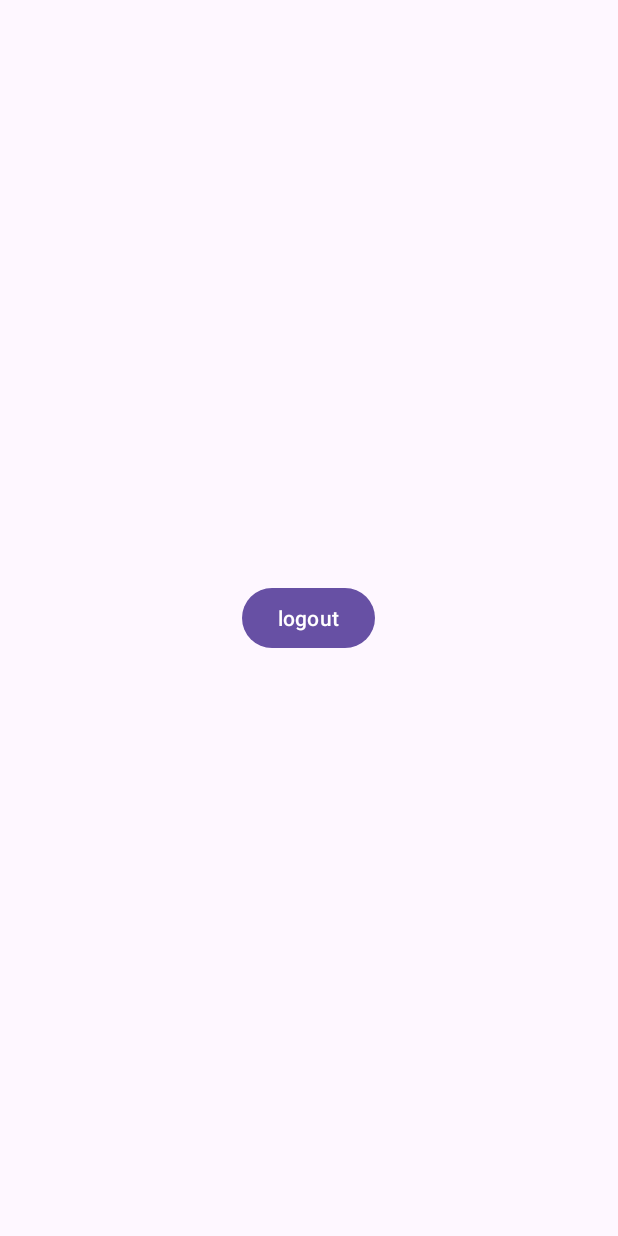
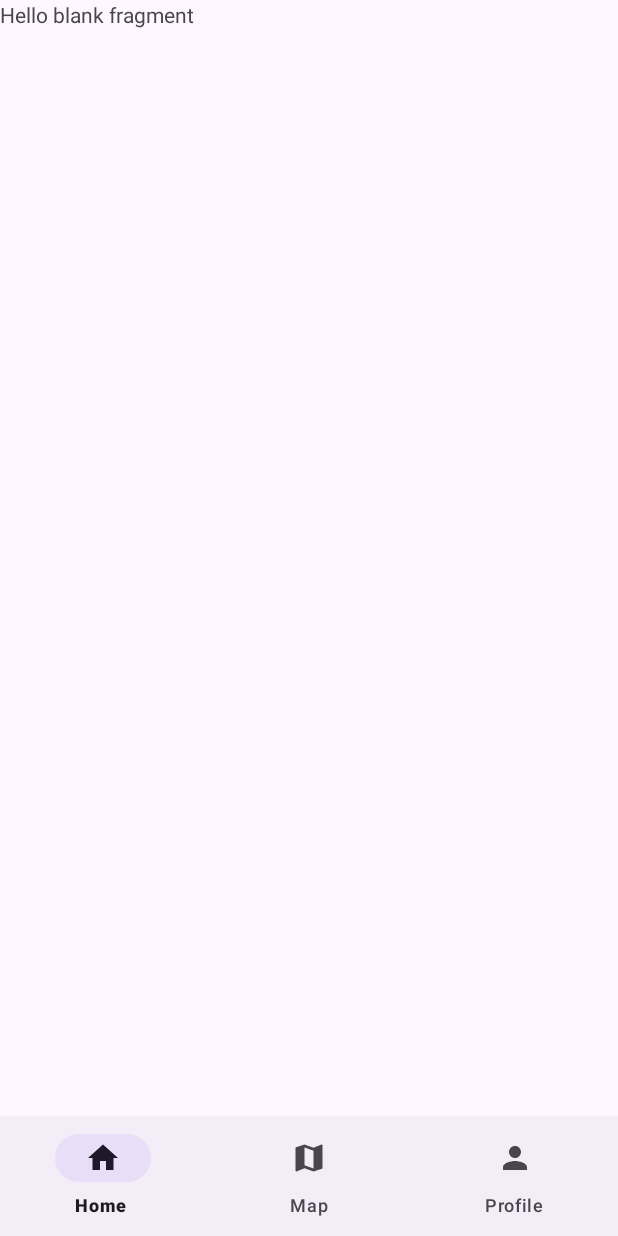
Before and after one commit to Jiutong666/MobileAPP, an Android app: the MainActivity screen opened directly, with no data from a screen before it, on a phone screen of 412 x 824 dp. Run offline under Robolectric (Android 15) with nearby library versions, the phone set to English and light mode, and no system bars.

Commit message:
nav menu/home/map/profile

```diff
--- /dev/null
+++ b/app/src/main/java/com/example/mobileass2/HomeFragment.java
@@ -0,0 +1,64 @@
+package com.example.mobileass2;
+
+import android.os.Bundle;
+
+import androidx.fragment.app.Fragment;
+
+import android.view.LayoutInflater;
+import android.view.View;
+import android.view.ViewGroup;
+
+/**
+ * A simple {@link Fragment} subclass.
+ * Use the {@link HomeFragment#newInstance} factory method to
+ * create an instance of this fragment.
+ */
+public class HomeFragment extends Fragment {
+
+    // TODO: Rename parameter arguments, choose names that match
+    // the fragment initialization parameters, e.g. ARG_ITEM_NUMBER
+    private static final String ARG_PARAM1 = "param1";
+    private static final String ARG_PARAM2 = "param2";
+
+    // TODO: Rename and change types of parameters
+    private String mParam1;
+    private String mParam2;
+
+    public HomeFragment() {
+        // Required empty public constructor
+    }
+
+    /**
+     * Use this factory method to create a new instance of
+     * this fragment using the provided parameters.
+     *
+     * @param param1 Parameter 1.
+     * @param param2 Parameter 2.
+     * @return A new instance of fragment HomeFragment.
+     */
+    // TODO: Rename and change types and number of parameters
+    public static HomeFragment newInstance(String param1, String param2) {
+        HomeFragment fragment = new HomeFragment();
+        Bundle args = new Bundle();
+        args.putString(ARG_PARAM1, param1);
+        args.putString(ARG_PARAM2, param2);
+        fragment.setArguments(args);
+        return fragment;
+    }
+
+    @Override
+    public void onCreate(Bundle savedInstanceState) {
+        super.onCreate(savedInstanceState);
+        if (getArguments() != null) {
+            mParam1 = getArguments().getString(ARG_PARAM1);
+            mParam2 = getArguments().getString(ARG_PARAM2);
+        }
+    }
+
+    @Override
+    public View onCreateView(LayoutInflater inflater, ViewGroup container,
+                             Bundle savedInstanceState) {
+        // Inflate the layout for this fragment
+        return inflater.inflate(R.layout.fragment_home, container, false);
+    }
+}
--- a/app/src/main/java/com/example/mobileass2/LoginActivity.java
+++ b/app/src/main/java/com/example/mobileass2/LoginActivity.java
@@ -18,7 +18,7 @@ import com.google.android.gms.tasks.Task;
 import com.google.firebase.auth.AuthResult;
 import com.google.firebase.auth.FirebaseAuth;
 import com.google.firebase.auth.FirebaseUser;
-//login
+
 public class LoginActivity extends AppCompatActivity {
     public Button btnLogin;
     public TextView registerUser;
--- a/app/src/main/java/com/example/mobileass2/MainActivity.java
+++ b/app/src/main/java/com/example/mobileass2/MainActivity.java
@@ -5,23 +5,46 @@ import android.os.Bundle;
 import android.view.View;
 import android.widget.Button;
 
+
+
 import androidx.annotation.Nullable;
 import androidx.appcompat.app.AppCompatActivity;
+import androidx.fragment.app.Fragment;
+import androidx.fragment.app.FragmentManager;
+import androidx.fragment.app.FragmentTransaction;
+
+import com.example.mobileass2.databinding.ActivityMainBinding;
 
 public class MainActivity extends AppCompatActivity {
+    ActivityMainBinding binding;
     @Override
     protected void onCreate(@Nullable Bundle savedInstanceState) {
         super.onCreate(savedInstanceState);
-        setContentView(R.layout.activity_main);
-        Button logOut = findViewById(R.id.logout);
-        logOut.setOnClickListener(new View.OnClickListener() {
-            @Override
-            public void onClick(View view) {
-                Intent intent =new Intent();
-                intent.setClass(MainActivity.this,LoginActivity.class);
-                startActivity(intent );
+        binding=ActivityMainBinding.inflate(getLayoutInflater());
+        setContentView(binding.getRoot());
+        replaceFragment(new HomeFragment());
+
+        binding.bottomNavigationView.setOnItemSelectedListener(item -> {int id = item.getItemId();
+            if (id == R.id.home) {
+                replaceFragment(new HomeFragment());
+            } else if (id == R.id.map) {
+                replaceFragment(new MapsFragment());
+            } else if (id == R.id.profile) {
+                replaceFragment(new ProfileFragment());
             }
+
+            return true;
         });
+
+
+
+
+    }
+    private void replaceFragment (Fragment fragment){
+        FragmentManager fragmentManager = getSupportFragmentManager();
+        FragmentTransaction fragmentTransaction = fragmentManager.beginTransaction();
+        fragmentTransaction.replace(R.id.frameLayout,fragment);
+        fragmentTransaction.commit();
 
     }
 
--- /dev/null
+++ b/app/src/main/res/drawable/baseline_home_24.xml
@@ -0,0 +1,5 @@
+<vector android:height="24dp" android:tint="#000000"
+    android:viewportHeight="24" android:viewportWidth="24"
+    android:width="24dp" xmlns:android="http://schemas.android.com/apk/res/android">
+    <path android:fillColor="@android:color/white" android:pathData="M10,20v-6h4v6h5v-8h3L12,3 2,12h3v8z"/>
+</vector>
--- /dev/null
+++ b/app/src/main/res/drawable/baseline_map_24.xml
@@ -0,0 +1,5 @@
+<vector android:height="24dp" android:tint="#000000"
+    android:viewportHeight="24" android:viewportWidth="24"
+    android:width="24dp" xmlns:android="http://schemas.android.com/apk/res/android">
+    <path android:fillColor="@android:color/white" android:pathData="M20.5,3l-0.16,0.03L15,5.1 9,3 3.36,4.9c-0.21,0.07 -0.36,0.25 -0.36,0.48V20.5c0,0.28 0.22,0.5 0.5,0.5l0.16,-0.03L9,18.9l6,2.1 5.64,-1.9c0.21,-0.07 0.36,-0.25 0.36,-0.48V3.5c0,-0.28 -0.22,-0.5 -0.5,-0.5zM15,19l-6,-2.11V5l6,2.11V19z"/>
+</vector>
--- /dev/null
+++ b/app/src/main/res/drawable/baseline_person_24.xml
@@ -0,0 +1,5 @@
+<vector android:height="24dp" android:tint="#000000"
+    android:viewportHeight="24" android:viewportWidth="24"
+    android:width="24dp" xmlns:android="http://schemas.android.com/apk/res/android">
+    <path android:fillColor="@android:color/white" android:pathData="M12,12c2.21,0 4,-1.79 4,-4s-1.79,-4 -4,-4 -4,1.79 -4,4 1.79,4 4,4zM12,14c-2.67,0 -8,1.34 -8,4v2h16v-2c0,-2.66 -5.33,-4 -8,-4z"/>
+</vector>
--- a/app/src/main/res/layout/activity_main.xml
+++ b/app/src/main/res/layout/activity_main.xml
@@ -1,17 +1,29 @@
 <?xml version="1.0" encoding="utf-8"?>
-<LinearLayout xmlns:android="http://schemas.android.com/apk/res/android"
+<androidx.constraintlayout.widget.ConstraintLayout xmlns:android="http://schemas.android.com/apk/res/android"
+    xmlns:app="http://schemas.android.com/apk/res-auto"
+    xmlns:tools="http://schemas.android.com/tools"
     android:layout_width="match_parent"
-    android:layout_height="match_parent"
-    android:gravity="center"
-    android:orientation="vertical">
+    android:layout_height="match_parent">
 
+    <FrameLayout
+        android:id="@+id/frameLayout"
+        android:layout_width="0dp"
+        android:layout_height="0dp"
+        app:layout_constraintBottom_toTopOf="@+id/bottomNavigationView"
+        app:layout_constraintEnd_toEndOf="parent"
 
-    <Button
-        android:id="@+id/logout"
-        android:layout_width="wrap_content"
+        app:layout_constraintStart_toStartOf="parent"
+        app:layout_constraintTop_toTopOf="parent">
+
+    </FrameLayout>
+
+    <com.google.android.material.bottomnavigation.BottomNavigationView
+        android:id="@+id/bottomNavigationView"
+        android:layout_width="match_parent"
         android:layout_height="wrap_content"
-        android:text="logout" />
+        app:layout_constraintBottom_toBottomOf="parent"
+        app:layout_constraintEnd_toEndOf="parent"
+        app:menu="@menu/nav_menu">
 
-
-
-</LinearLayout>
+    </com.google.android.material.bottomnavigation.BottomNavigationView>
+</androidx.constraintlayout.widget.ConstraintLayout>
--- /dev/null
+++ b/app/src/main/res/layout/fragment_home.xml
@@ -0,0 +1,14 @@
+<?xml version="1.0" encoding="utf-8"?>
+<FrameLayout xmlns:android="http://schemas.android.com/apk/res/android"
+    xmlns:tools="http://schemas.android.com/tools"
+    android:layout_width="match_parent"
+    android:layout_height="match_parent"
+    tools:context=".HomeFragment">
+
+    <!-- TODO: Update blank fragment layout -->
+    <TextView
+        android:layout_width="match_parent"
+        android:layout_height="match_parent"
+        android:text="@string/hello_blank_fragment" />
+
+</FrameLayout>
--- /dev/null
+++ b/app/src/main/res/menu/nav_menu.xml
@@ -0,0 +1,14 @@
+<?xml version="1.0" encoding="utf-8"?>
+<menu xmlns:android="http://schemas.android.com/apk/res/android">
+
+    <item android:title="Home "
+        android:icon="@drawable/baseline_home_24"
+        android:id="@+id/home"/>
+    <item android:title="Map"
+        android:icon="@drawable/baseline_map_24"
+        android:id="@+id/map"/>
+    <item android:title="Profile"
+        android:icon="@drawable/baseline_person_24"
+        android:id="@+id/profile"/>
+
+</menu>
--- a/app/src/main/res/values/strings.xml
+++ b/app/src/main/res/values/strings.xml
@@ -1,3 +1,5 @@
 <resources>
     <string name="app_name">Mobile Ass2</string>
+    <!-- TODO: Remove or change this placeholder text -->
+    <string name="hello_blank_fragment">Hello blank fragment</string>
 </resources>
--- a/build.gradle
+++ b/build.gradle
@@ -7,4 +7,5 @@ buildscript {
 plugins {
     id 'com.android.application' version '8.0.2' apply false
     id 'com.android.library' version '8.0.2' apply false
+    id 'com.google.android.libraries.mapsplatform.secrets-gradle-plugin' version '2.0.1' apply false
 }
```
Also changed, not shown: app/build.gradle (+8 -1 lines), app/src/main/AndroidManifest.xml (+21 -4 lines), app/src/main/java/com/example/mobileass2/MapsFragment.java (added, +57 -0 lines), app/src/main/java/com/example/mobileass2/ProfileFragment.java (added, +64 -0 lines), app/src/main/res/layout/fragment_maps.xml (added, +8 -0 lines), app/src/main/res/layout/fragment_profile.xml (added, +14 -0 lines).
